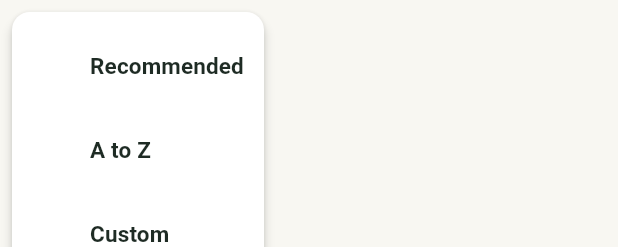
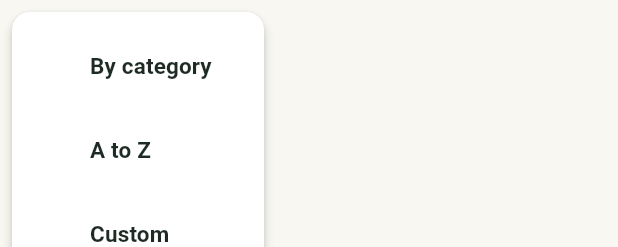
Before and after one commit to Techthy/zero_budget, a Flutter app: the BudgetOrderButton widget shown alone on an empty page, opened directly, after a tap on the "sort" icon, on a phone screen of 412 x 824 dp. Shown: the top 247 px of the screen. Run offline on Flutter 3.47's test engine with Material 3 defaults, Android fonts, the phone set to English and light mode, and no system bars; our stand-ins replace drift, drift_flutter, flutter_riverpod, package_info_plus, riverpod_annotation; accounts and stored records are empty; generated files the repository leaves out were written again.

Commit message:
fix: update budget order display text from "Recommended" to "By category"

```diff
--- a/lib/data/database.dart
+++ b/lib/data/database.dart
@@ -174,7 +174,7 @@ enum Appearance { system, light, dark }
 /// How budgets are listed, see [Settings.budgetOrder].
 enum BudgetOrder {
   /// By [BudgetCategory], like in the guided planning.
-  /// Shown as "Recommended".
+  /// Shown as "By category".
   category,
 
   /// All from A to Z.
--- a/lib/widgets/budget_order_button.dart
+++ b/lib/widgets/budget_order_button.dart
@@ -30,7 +30,7 @@ class BudgetOrderButton extends ConsumerWidget {
         CheckedPopupMenuItem(
           value: BudgetOrder.category,
           checked: order == BudgetOrder.category,
-          child: const Text('Recommended'),
+          child: const Text('By category'),
         ),
         CheckedPopupMenuItem(
           value: BudgetOrder.alphabetical,
```
